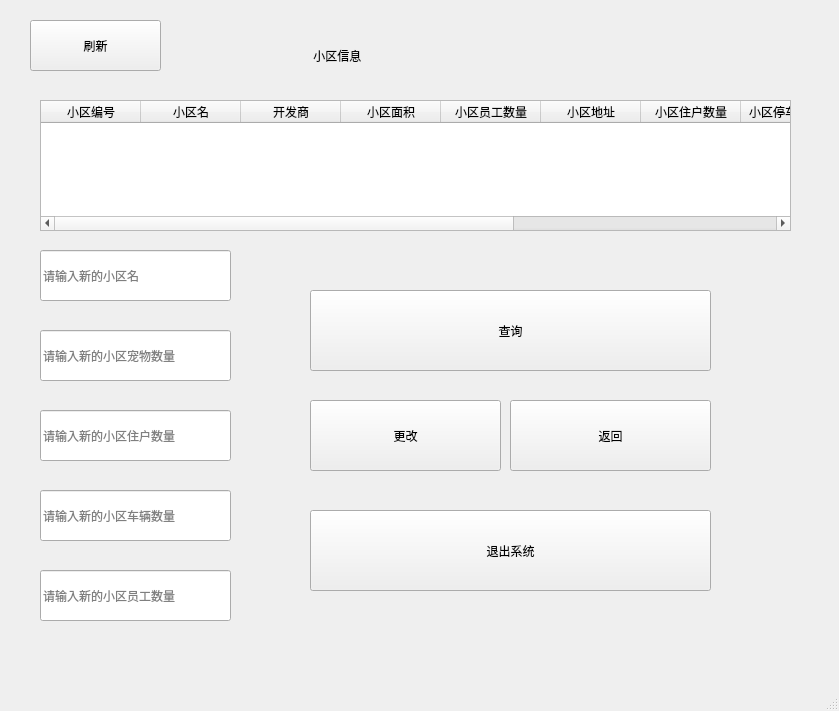
Qt form root_community.ui (wan-qiang/Database_classdesigner) before a commit.
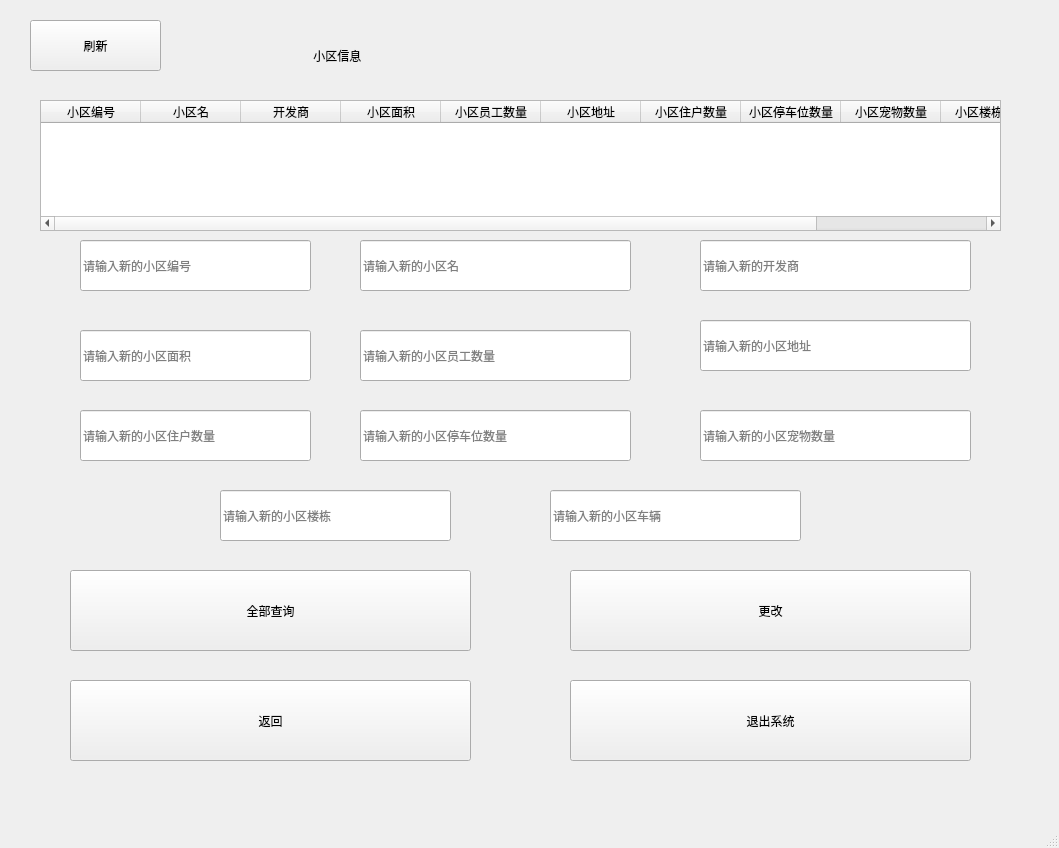
The same form after that commit.

Diff of the .ui file:
```diff
--- a/root_community.ui
+++ b/root_community.ui
@@ -6,22 +6,10 @@
    <rect>
     <x>0</x>
     <y>0</y>
-    <width>839</width>
-    <height>711</height>
+    <width>1059</width>
+    <height>848</height>
    </rect>
   </property>
-  <property name="minimumSize">
-   <size>
-    <width>839</width>
-    <height>711</height>
-   </size>
-  </property>
-  <property name="maximumSize">
-   <size>
-    <width>839</width>
-    <height>711</height>
-   </size>
-  </property>
   <property name="windowTitle">
    <string>root_小区信息</string>
   </property>
@@ -31,7 +19,7 @@
      <rect>
       <x>40</x>
       <y>100</y>
-      <width>751</width>
+      <width>961</width>
       <height>131</height>
      </rect>
     </property>
@@ -97,61 +85,61 @@
    <widget class="QLineEdit" name="lineEdit">
     <property name="geometry">
      <rect>
-      <x>40</x>
-      <y>250</y>
-      <width>191</width>
+      <x>80</x>
+      <y>240</y>
+      <width>231</width>
       <height>51</height>
      </rect>
     </property>
     <property name="placeholderText">
-     <string>请输入新的小区名</string>
+     <string>请输入新的小区编号</string>
     </property>
    </widget>
    <widget class="QLineEdit" name="lineEdit_2">
     <property name="geometry">
      <rect>
-      <x>40</x>
-      <y>330</y>
-      <width>191</width>
+      <x>360</x>
+      <y>240</y>
+      <width>271</width>
       <height>51</height>
      </rect>
     </property>
     <property name="placeholderText">
-     <string>请输入新的小区宠物数量</string>
+     <string>请输入新的小区名</string>
     </property>
    </widget>
    <widget class="QLineEdit" name="lineEdit_3">
     <property name="geometry">
      <rect>
-      <x>40</x>
-      <y>410</y>
-      <width>191</width>
+      <x>700</x>
+      <y>240</y>
+      <width>271</width>
       <height>51</height>
      </rect>
     </property>
     <property name="placeholderText">
-     <string>请输入新的小区住户数量</string>
+     <string>请输入新的开发商</string>
     </property>
    </widget>
    <widget class="QLineEdit" name="lineEdit_4">
     <property name="geometry">
      <rect>
-      <x>40</x>
-      <y>490</y>
-      <width>191</width>
+      <x>80</x>
+      <y>330</y>
+      <width>231</width>
       <height>51</height>
      </rect>
     </property>
     <property name="placeholderText">
-     <string>请输入新的小区车辆数量</string>
+     <string>请输入新的小区面积</string>
     </property>
    </widget>
    <widget class="QLineEdit" name="lineEdit_5">
     <property name="geometry">
      <rect>
-      <x>40</x>
-      <y>570</y>
-      <width>191</width>
+      <x>360</x>
+      <y>330</y>
+      <width>271</width>
       <height>51</height>
      </rect>
     </property>
@@ -162,10 +150,10 @@
    <widget class="QPushButton" name="pushButton_3">
     <property name="geometry">
      <rect>
-      <x>310</x>
-      <y>400</y>
-      <width>191</width>
-      <height>71</height>
+      <x>570</x>
+      <y>570</y>
+      <width>401</width>
+      <height>81</height>
      </rect>
     </property>
     <property name="styleSheet">
@@ -178,10 +166,10 @@
    <widget class="QPushButton" name="pushButton_4">
     <property name="geometry">
      <rect>
-      <x>510</x>
-      <y>400</y>
-      <width>201</width>
-      <height>71</height>
+      <x>70</x>
+      <y>680</y>
+      <width>401</width>
+      <height>81</height>
      </rect>
     </property>
     <property name="styleSheet">
@@ -194,8 +182,8 @@
    <widget class="QPushButton" name="pushButton_6">
     <property name="geometry">
      <rect>
-      <x>310</x>
-      <y>510</y>
+      <x>570</x>
+      <y>680</y>
       <width>401</width>
       <height>81</height>
      </rect>
@@ -226,8 +214,8 @@
    <widget class="QPushButton" name="pushButton_2">
     <property name="geometry">
      <rect>
-      <x>310</x>
-      <y>290</y>
+      <x>70</x>
+      <y>570</y>
       <width>401</width>
       <height>81</height>
      </rect>
@@ -236,7 +224,7 @@
      <string notr="true">font: 18pt &quot;Arial&quot;;</string>
     </property>
     <property name="text">
-     <string>查询</string>
+     <string>全部查询</string>
     </property>
    </widget>
    <widget class="QPushButton" name="pushButton_1">
@@ -255,6 +243,84 @@
      <string>刷新</string>
     </property>
    </widget>
+   <widget class="QLineEdit" name="lineEdit_6">
+    <property name="geometry">
+     <rect>
+      <x>700</x>
+      <y>320</y>
+      <width>271</width>
+      <height>51</height>
+     </rect>
+    </property>
+    <property name="placeholderText">
+     <string>请输入新的小区地址</string>
+    </property>
+   </widget>
+   <widget class="QLineEdit" name="lineEdit_7">
+    <property name="geometry">
+     <rect>
+      <x>80</x>
+      <y>410</y>
+      <width>231</width>
+      <height>51</height>
+     </rect>
+    </property>
+    <property name="placeholderText">
+     <string>请输入新的小区住户数量</string>
+    </property>
+   </widget>
+   <widget class="QLineEdit" name="lineEdit_8">
+    <property name="geometry">
+     <rect>
+      <x>360</x>
+      <y>410</y>
+      <width>271</width>
+      <height>51</height>
+     </rect>
+    </property>
+    <property name="placeholderText">
+     <string>请输入新的小区停车位数量</string>
+    </property>
+   </widget>
+   <widget class="QLineEdit" name="lineEdit_9">
+    <property name="geometry">
+     <rect>
+      <x>700</x>
+      <y>410</y>
+      <width>271</width>
+      <height>51</height>
+     </rect>
+    </property>
+    <property name="placeholderText">
+     <string>请输入新的小区宠物数量</string>
+    </property>
+   </widget>
+   <widget class="QLineEdit" name="lineEdit_10">
+    <property name="geometry">
+     <rect>
+      <x>220</x>
+      <y>490</y>
+      <width>231</width>
+      <height>51</height>
+     </rect>
+    </property>
+    <property name="placeholderText">
+     <string>请输入新的小区楼栋</string>
+    </property>
+   </widget>
+   <widget class="QLineEdit" name="lineEdit_11">
+    <property name="geometry">
+     <rect>
+      <x>550</x>
+      <y>490</y>
+      <width>251</width>
+      <height>51</height>
+     </rect>
+    </property>
+    <property name="placeholderText">
+     <string>请输入新的小区车辆</string>
+    </property>
+   </widget>
   </widget>
   <widget class="QMenuBar" name="menubar">
    <property name="geometry">
```
Left out of the diff: 2 changed lines with no effect on the pictures.
